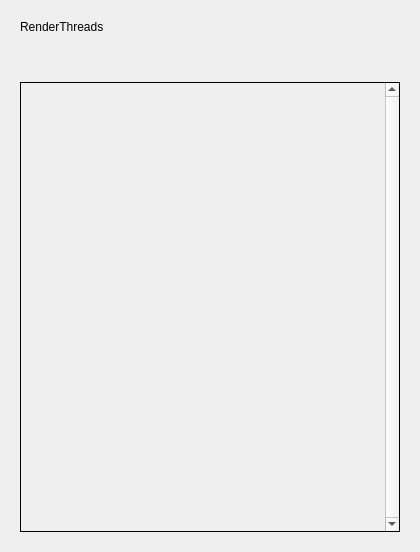
timmwagener/helga, file helga/nuke/rendering/renderthreads/media/ui/renderthreads.ui: the form before one commit.
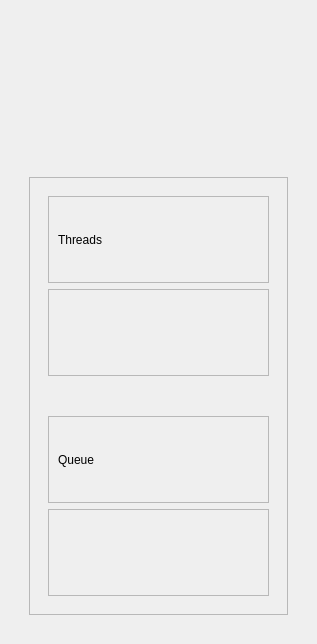
The form after the commit. The open tabs and pages were chosen to show the change.

Commit message: Nuke: 1. Renderthreads: Formatted GUI via stylesheets, work in progress.

The edit to the form file:
```diff
--- a/helga/nuke/rendering/renderthreads/media/ui/renderthreads.ui
+++ b/helga/nuke/rendering/renderthreads/media/ui/renderthreads.ui
@@ -6,8 +6,8 @@
    <rect>
     <x>0</x>
     <y>0</y>
-    <width>420</width>
-    <height>552</height>
+    <width>317</width>
+    <height>644</height>
    </rect>
   </property>
   <property name="windowTitle">
@@ -22,11 +22,43 @@
        <verstretch>0</verstretch>
       </sizepolicy>
      </property>
-     <layout class="QVBoxLayout" name="verticalLayout_2">
+     <layout class="QHBoxLayout" name="horizontalLayout_2">
       <item>
-       <widget class="QLabel" name="lbl_header">
-        <property name="text">
-         <string>RenderThreads</string>
+       <widget class="QWidget" name="wdgt_header_spacer_left" native="true">
+        <property name="sizePolicy">
+         <sizepolicy hsizetype="Expanding" vsizetype="Minimum">
+          <horstretch>0</horstretch>
+          <verstretch>0</verstretch>
+         </sizepolicy>
+        </property>
+       </widget>
+      </item>
+      <item>
+       <widget class="QWidget" name="wdgt_header_icon" native="true">
+        <property name="sizePolicy">
+         <sizepolicy hsizetype="Fixed" vsizetype="Fixed">
+          <horstretch>0</horstretch>
+          <verstretch>0</verstretch>
+         </sizepolicy>
+        </property>
+        <property name="minimumSize">
+         <size>
+          <width>100</width>
+          <height>100</height>
+         </size>
+        </property>
+        <property name="toolTip">
+         <string>&lt;html&gt;&lt;head/&gt;&lt;body&gt;&lt;p&gt;Header&lt;/p&gt;&lt;p&gt;&lt;br/&gt;&lt;/p&gt;&lt;p&gt;Test&lt;/p&gt;&lt;p&gt;&lt;br/&gt;&lt;/p&gt;&lt;p&gt;Test&lt;/p&gt;&lt;/body&gt;&lt;/html&gt;</string>
+        </property>
+       </widget>
+      </item>
+      <item>
+       <widget class="QWidget" name="wdgt_header_spacer_right" native="true">
+        <property name="sizePolicy">
+         <sizepolicy hsizetype="Expanding" vsizetype="Minimum">
+          <horstretch>0</horstretch>
+          <verstretch>0</verstretch>
+         </sizepolicy>
         </property>
        </widget>
       </item>
@@ -41,29 +73,47 @@
    <item>
     <widget class="QStackedWidget" name="stkwdgt_content">
      <property name="currentIndex">
-      <number>1</number>
+      <number>0</number>
      </property>
      <widget class="QWidget" name="pg_nodes_and_log">
       <layout class="QVBoxLayout" name="verticalLayout_3">
+       <property name="leftMargin">
+        <number>9</number>
+       </property>
        <item>
         <widget class="QWidget" name="wdgt_nodes_and_log" native="true">
          <layout class="QVBoxLayout" name="verticalLayout_4">
+          <property name="spacing">
+           <number>6</number>
+          </property>
+          <property name="leftMargin">
+           <number>9</number>
+          </property>
           <item>
            <widget class="QSplitter" name="splt_nodes_and_log">
+            <property name="lineWidth">
+             <number>0</number>
+            </property>
+            <property name="midLineWidth">
+             <number>0</number>
+            </property>
             <property name="orientation">
              <enum>Qt::Vertical</enum>
             </property>
+            <property name="handleWidth">
+             <number>3</number>
+            </property>
             <widget class="QWidget" name="wdgt_nodes" native="true">
              <layout class="QVBoxLayout" name="verticalLayout_5">
               <item>
-               <widget class="QWidget" name="wdgt_nodes_header" native="true">
-                <property name="sizePolicy">
-                 <sizepolicy hsizetype="Preferred" vsizetype="Minimum">
-                  <horstretch>0</horstretch>
-                  <verstretch>0</verstretch>
-                 </sizepolicy>
+               <widget class="QFrame" name="frm_nodes_header">
+                <property name="frameShape">
+                 <enum>QFrame::StyledPanel</enum>
                 </property>
-                <layout class="QVBoxLayout" name="verticalLayout_7">
+                <property name="frameShadow">
+                 <enum>QFrame::Raised</enum>
+                </property>
+                <layout class="QVBoxLayout" name="verticalLayout_16">
                  <item>
                   <widget class="QLabel" name="lbl_nodes_header">
                    <property name="text">
@@ -75,14 +125,14 @@
                </widget>
               </item>
               <item>
-               <widget class="QWidget" name="wdgt_nodes_mvc" native="true">
-                <property name="sizePolicy">
-                 <sizepolicy hsizetype="Preferred" vsizetype="Expanding">
-                  <horstretch>0</horstretch>
-                  <verstretch>0</verstretch>
-                 </sizepolicy>
+               <widget class="QFrame" name="frm_nodes">
+                <property name="frameShape">
+                 <enum>QFrame::Box</enum>
                 </property>
-                <layout class="QVBoxLayout" name="verticalLayout_8">
+                <property name="frameShadow">
+                 <enum>QFrame::Plain</enum>
+                </property>
+                <layout class="QVBoxLayout" name="verticalLayout_2">
                  <item>
                   <widget class="QTableView" name="view_nodes"/>
                  </item>
@@ -90,14 +140,30 @@
                </widget>
               </item>
               <item>
-               <widget class="QWidget" name="wdgt_pbar_render" native="true">
+               <widget class="QFrame" name="frm_pbar_render">
+                <property name="frameShape">
+                 <enum>QFrame::Box</enum>
+                </property>
+                <property name="frameShadow">
+                 <enum>QFrame::Plain</enum>
+                </property>
+                <layout class="QVBoxLayout" name="verticalLayout_15"/>
+               </widget>
+              </item>
+              <item>
+               <widget class="QWidget" name="wdgt_splt_space_nodes" native="true">
                 <property name="sizePolicy">
-                 <sizepolicy hsizetype="Preferred" vsizetype="Minimum">
+                 <sizepolicy hsizetype="Preferred" vsizetype="Fixed">
                   <horstretch>0</horstretch>
                   <verstretch>0</verstretch>
                  </sizepolicy>
                 </property>
-                <layout class="QVBoxLayout" name="verticalLayout_6"/>
+                <property name="minimumSize">
+                 <size>
+                  <width>0</width>
+                  <height>10</height>
+                 </size>
+                </property>
                </widget>
               </item>
              </layout>
@@ -105,14 +171,30 @@
             <widget class="QWidget" name="wdgt_log" native="true">
              <layout class="QVBoxLayout" name="verticalLayout_9">
               <item>
-               <widget class="QWidget" name="wdgt_log_header" native="true">
+               <widget class="QWidget" name="wdgt_splt_space_log" native="true">
                 <property name="sizePolicy">
-                 <sizepolicy hsizetype="Preferred" vsizetype="Minimum">
+                 <sizepolicy hsizetype="Preferred" vsizetype="Fixed">
                   <horstretch>0</horstretch>
                   <verstretch>0</verstretch>
                  </sizepolicy>
                 </property>
-                <layout class="QVBoxLayout" name="verticalLayout_11">
+                <property name="minimumSize">
+                 <size>
+                  <width>0</width>
+                  <height>10</height>
+                 </size>
+                </property>
+               </widget>
+              </item>
+              <item>
+               <widget class="QFrame" name="frm_log_header">
+                <property name="frameShape">
+                 <enum>QFrame::StyledPanel</enum>
+                </property>
+                <property name="frameShadow">
+                 <enum>QFrame::Raised</enum>
+                </property>
+                <layout class="QVBoxLayout" name="verticalLayout_17">
                  <item>
                   <widget class="QLabel" name="lbl_log_header">
                    <property name="text">
@@ -124,24 +206,24 @@
                </widget>
               </item>
               <item>
-               <widget class="QWidget" name="wdgt_log_text_edit" native="true">
-                <property name="sizePolicy">
-                 <sizepolicy hsizetype="Preferred" vsizetype="Expanding">
-                  <horstretch>0</horstretch>
-                  <verstretch>0</verstretch>
-                 </sizepolicy>
+               <widget class="QFrame" name="frm_log_text_edit">
+                <property name="frameShape">
+                 <enum>QFrame::StyledPanel</enum>
                 </property>
-                <layout class="QVBoxLayout" name="verticalLayout_10">
+                <property name="frameShadow">
+                 <enum>QFrame::Raised</enum>
+                </property>
+                <layout class="QVBoxLayout" name="verticalLayout_18">
                  <item>
                   <widget class="QTextEdit" name="te_log">
                    <property name="verticalScrollBarPolicy">
                     <enum>Qt::ScrollBarAlwaysOn</enum>
                    </property>
                    <property name="horizontalScrollBarPolicy">
-                    <enum>Qt::ScrollBarAlwaysOn</enum>
+                    <enum>Qt::ScrollBarAlwaysOff</enum>
                    </property>
                    <property name="readOnly">
-                    <bool>true</bool>
+                    <bool>false</bool>
                    </property>
                   </widget>
                  </item>
@@ -162,16 +244,16 @@
        <item>
         <widget class="QScrollArea" name="sa_threads">
          <property name="frameShape">
-          <enum>QFrame::Box</enum>
+          <enum>QFrame::NoFrame</enum>
          </property>
          <property name="frameShadow">
           <enum>QFrame::Plain</enum>
          </property>
          <property name="lineWidth">
-          <number>1</number>
+          <number>0</number>
          </property>
          <property name="verticalScrollBarPolicy">
-          <enum>Qt::ScrollBarAlwaysOn</enum>
+          <enum>Qt::ScrollBarAsNeeded</enum>
          </property>
          <property name="horizontalScrollBarPolicy">
           <enum>Qt::ScrollBarAlwaysOff</enum>
@@ -184,31 +266,121 @@
            <rect>
             <x>0</x>
             <y>0</y>
-            <width>366</width>
-            <height>453</height>
+            <width>281</width>
+            <height>460</height>
            </rect>
           </property>
           <layout class="QVBoxLayout" name="lyt_sawdgt_threads">
            <item>
-            <widget class="QWidget" name="wdgt_threads" native="true">
-             <property name="sizePolicy">
-              <sizepolicy hsizetype="Preferred" vsizetype="Minimum">
-               <horstretch>0</horstretch>
-               <verstretch>0</verstretch>
-              </sizepolicy>
+            <widget class="QFrame" name="frm_threads_options">
+             <property name="frameShape">
+              <enum>QFrame::StyledPanel</enum>
              </property>
-             <layout class="QVBoxLayout" name="verticalLayout_14"/>
-            </widget>
-           </item>
-           <item>
-            <widget class="QWidget" name="wdgt_queue" native="true">
-             <property name="sizePolicy">
-              <sizepolicy hsizetype="Preferred" vsizetype="Minimum">
-               <horstretch>0</horstretch>
-               <verstretch>0</verstretch>
-              </sizepolicy>
+             <property name="frameShadow">
+              <enum>QFrame::Raised</enum>
              </property>
-             <layout class="QVBoxLayout" name="verticalLayout_13"/>
+             <layout class="QVBoxLayout" name="verticalLayout_11">
+              <item>
+               <widget class="QWidget" name="wdgt_threads" native="true">
+                <property name="sizePolicy">
+                 <sizepolicy hsizetype="Preferred" vsizetype="Minimum">
+                  <horstretch>0</horstretch>
+                  <verstretch>0</verstretch>
+                 </sizepolicy>
+                </property>
+                <layout class="QVBoxLayout" name="verticalLayout_14">
+                 <item>
+                  <widget class="QFrame" name="frm_threads_header">
+                   <property name="frameShape">
+                    <enum>QFrame::StyledPanel</enum>
+                   </property>
+                   <property name="frameShadow">
+                    <enum>QFrame::Raised</enum>
+                   </property>
+                   <layout class="QVBoxLayout" name="verticalLayout_6">
+                    <item>
+                     <widget class="QLabel" name="lbl_threads_header">
+                      <property name="text">
+                       <string>Threads</string>
+                      </property>
+                     </widget>
+                    </item>
+                   </layout>
+                  </widget>
+                 </item>
+                 <item>
+                  <widget class="QFrame" name="frm_threads">
+                   <property name="frameShape">
+                    <enum>QFrame::StyledPanel</enum>
+                   </property>
+                   <property name="frameShadow">
+                    <enum>QFrame::Raised</enum>
+                   </property>
+                   <layout class="QVBoxLayout" name="verticalLayout_7"/>
+                  </widget>
+                 </item>
+                </layout>
+               </widget>
+              </item>
+              <item>
+               <widget class="QWidget" name="wdgt_threads_queue_space" native="true">
+                <property name="sizePolicy">
+                 <sizepolicy hsizetype="Preferred" vsizetype="Fixed">
+                  <horstretch>0</horstretch>
+                  <verstretch>0</verstretch>
+                 </sizepolicy>
+                </property>
+                <property name="minimumSize">
+                 <size>
+                  <width>0</width>
+                  <height>10</height>
+                 </size>
+                </property>
+               </widget>
+              </item>
+              <item>
+               <widget class="QWidget" name="wdgt_queue" native="true">
+                <property name="sizePolicy">
+                 <sizepolicy hsizetype="Preferred" vsizetype="Minimum">
+                  <horstretch>0</horstretch>
+                  <verstretch>0</verstretch>
+                 </sizepolicy>
+                </property>
+                <layout class="QVBoxLayout" name="verticalLayout_13">
+                 <item>
+                  <widget class="QFrame" name="frm_queue_header">
+                   <property name="frameShape">
+                    <enum>QFrame::StyledPanel</enum>
+                   </property>
+                   <property name="frameShadow">
+                    <enum>QFrame::Raised</enum>
+                   </property>
+                   <layout class="QVBoxLayout" name="verticalLayout_8">
+                    <item>
+                     <widget class="QLabel" name="lbl_queue_header">
+                      <property name="text">
+                       <string>Queue</string>
+                      </property>
+                     </widget>
+                    </item>
+                   </layout>
+                  </widget>
+                 </item>
+                 <item>
+                  <widget class="QFrame" name="frm_queue">
+                   <property name="frameShape">
+                    <enum>QFrame::StyledPanel</enum>
+                   </property>
+                   <property name="frameShadow">
+                    <enum>QFrame::Raised</enum>
+                   </property>
+                   <layout class="QVBoxLayout" name="verticalLayout_10"/>
+                  </widget>
+                 </item>
+                </layout>
+               </widget>
+              </item>
+             </layout>
             </widget>
            </item>
           </layout>
@@ -217,7 +389,6 @@
        </item>
       </layout>
      </widget>
-     <widget class="QWidget" name="pg_options"/>
     </widget>
    </item>
   </layout>
```
The commit also changes 5 other files.
